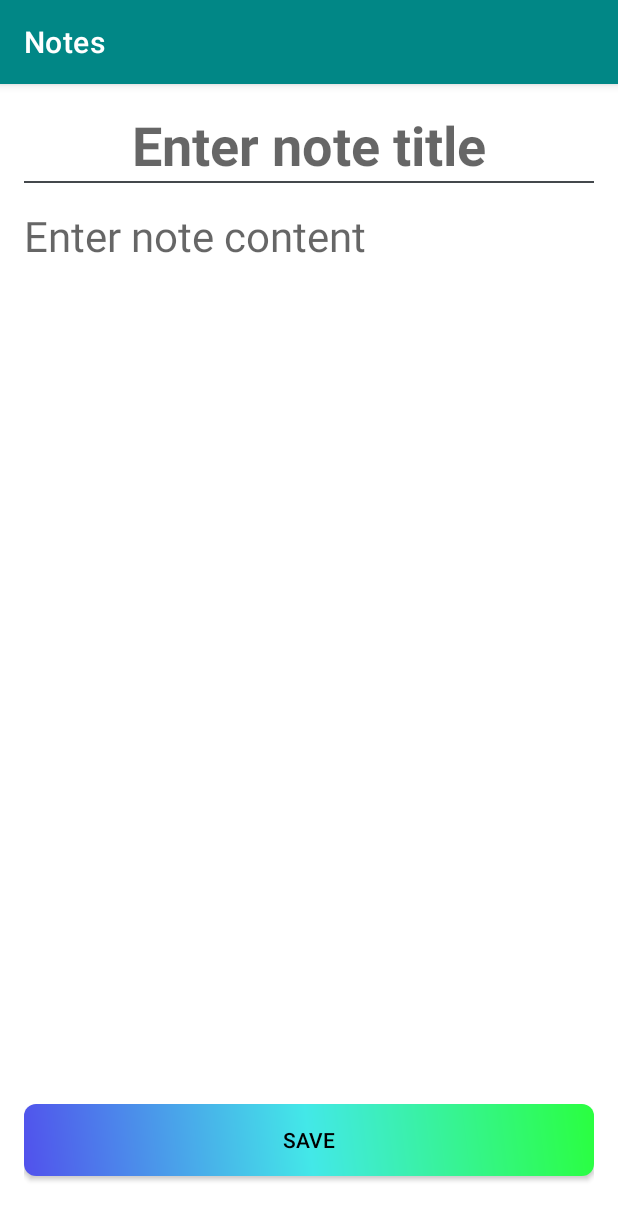
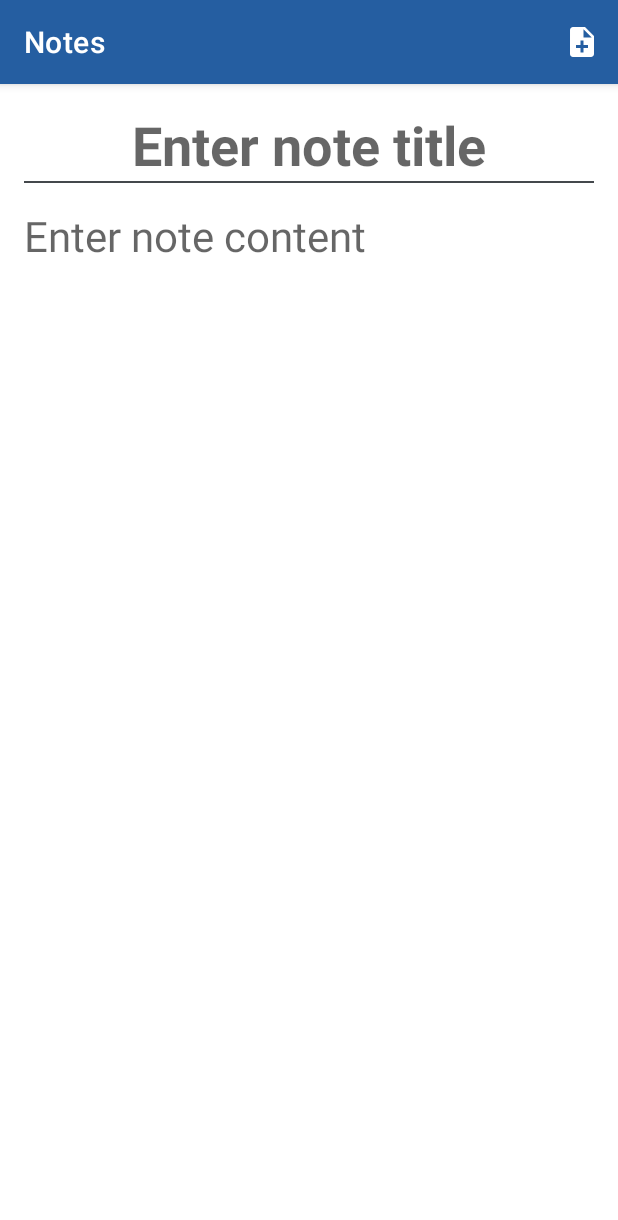
Before and after one commit to can-mustafa/note-app, an Android app: the NoteAddFragment screen opened through its navigation route, on a phone screen of 412 x 824 dp. Shown: the top 1220 px of the screen. Run offline under Robolectric (Android 15) with nearby library versions, the phone set to English and light mode, and no system bars; our stand-ins replace Dagger/Hilt's generated code.

Commit message:
note add fragment and app bar color updated

```diff
--- a/app/src/main/java/com/mustafacan/notes/presentation/view/NoteAddFragment.kt
+++ b/app/src/main/java/com/mustafacan/notes/presentation/view/NoteAddFragment.kt
@@ -1,9 +1,7 @@
 package com.mustafacan.notes.presentation.view
 
 import android.os.Bundle
-import android.view.LayoutInflater
-import android.view.View
-import android.view.ViewGroup
+import android.view.*
 import android.widget.Toast
 import androidx.fragment.app.Fragment
 import androidx.lifecycle.ViewModelProvider
@@ -29,6 +27,7 @@ class NoteAddFragment : Fragment() {
         container: ViewGroup?,
         savedInstanceState: Bundle?
     ): View {
+        setHasOptionsMenu(true)
         _binding = FragmentNoteAddBinding.inflate(inflater, container, false)
         return binding.root
     }
@@ -37,8 +36,6 @@ class NoteAddFragment : Fragment() {
         super.onViewCreated(view, savedInstanceState)
 
         viewModel = ViewModelProvider(requireActivity())[NotesViewModel::class.java]
-
-        setListeners()
         setObservers()
     }
 
@@ -47,8 +44,13 @@ class NoteAddFragment : Fragment() {
         _binding = null
     }
 
-    private fun setListeners() {
-        binding.noteAddButton.setOnClickListener {
+    override fun onCreateOptionsMenu(menu: Menu, inflater: MenuInflater) {
+        inflater.inflate(R.menu.menu_note_add, menu)
+    }
+
+    override fun onOptionsItemSelected(item: MenuItem): Boolean {
+        return when (item.itemId) {
+            R.id.menu_note_add -> {
                 viewModel.addNote(
                     Note(
                         binding.noteAddTitle.text.toString(),
@@ -56,6 +58,9 @@ class NoteAddFragment : Fragment() {
                         System.currentTimeMillis()
                     )
                 )
+                true
+            }
+            else -> super.onOptionsItemSelected(item)
         }
     }
 
--- a/app/src/main/res/layout/fragment_note_add.xml
+++ b/app/src/main/res/layout/fragment_note_add.xml
@@ -39,15 +39,4 @@
         app:layout_constraintStart_toStartOf="parent"
         app:layout_constraintTop_toBottomOf="@id/divider" />
 
-    <androidx.appcompat.widget.AppCompatButton
-        android:id="@+id/note_add_button"
-        android:layout_width="match_parent"
-        android:layout_height="wrap_content"
-        android:layout_marginBottom="@dimen/dp_24"
-        android:background="@drawable/button_gradient"
-        android:text="@string/save"
-        android:textColor="@color/black"
-        app:layout_constraintBottom_toBottomOf="parent"
-        app:layout_constraintEnd_toEndOf="parent" />
-
 </androidx.constraintlayout.widget.ConstraintLayout>
--- /dev/null
+++ b/app/src/main/res/menu/menu_note_add.xml
@@ -0,0 +1,12 @@
+<?xml version="1.0" encoding="utf-8"?>
+<menu xmlns:android="http://schemas.android.com/apk/res/android"
+    xmlns:app="http://schemas.android.com/apk/res-auto">
+
+    <item
+        android:id="@+id/menu_note_add"
+        android:icon="@drawable/ic_baseline_note_add_24"
+        android:iconTint="@color/white"
+        android:title="@string/add"
+        app:iconTint="@color/white"
+        app:showAsAction="always" />
+</menu>
--- a/app/src/main/res/values/colors.xml
+++ b/app/src/main/res/values/colors.xml
@@ -18,4 +18,5 @@
     <color name="blue">#81A1C1</color>
     <color name="text_black">#44484C</color>
     <color name="text_gray">#676C71</color>
+    <color name="app_primary_blue">#255EA1</color>
 </resources>
--- a/app/src/main/res/values/strings.xml
+++ b/app/src/main/res/values/strings.xml
@@ -10,6 +10,7 @@
     <string name="enter_note_title">Enter note title</string>
     <string name="enter_note_content">Enter note content</string>
     <string name="save">Save</string>
+    <string name="add">Add</string>
     <string name="empty_title">Empty title…</string>
     <string name="empty_content">Empty content…</string>
     <string name="last_update_date">Last update: %1$s</string>
--- a/app/src/main/res/values/themes.xml
+++ b/app/src/main/res/values/themes.xml
@@ -2,7 +2,7 @@
     <!-- Base application theme. -->
     <style name="Theme.Notes" parent="Theme.MaterialComponents.DayNight.DarkActionBar">
         <!-- Primary brand color. -->
-        <item name="colorPrimary">@color/teal_700</item>
+        <item name="colorPrimary">@color/app_primary_blue</item>
         <item name="colorPrimaryVariant">@color/black</item>
         <item name="colorOnPrimary">@color/white</item>
         <!-- Secondary brand color. -->
```
Also changed, not shown: 1 other file. Lines whose indentation alone changed are shown as unchanged.
